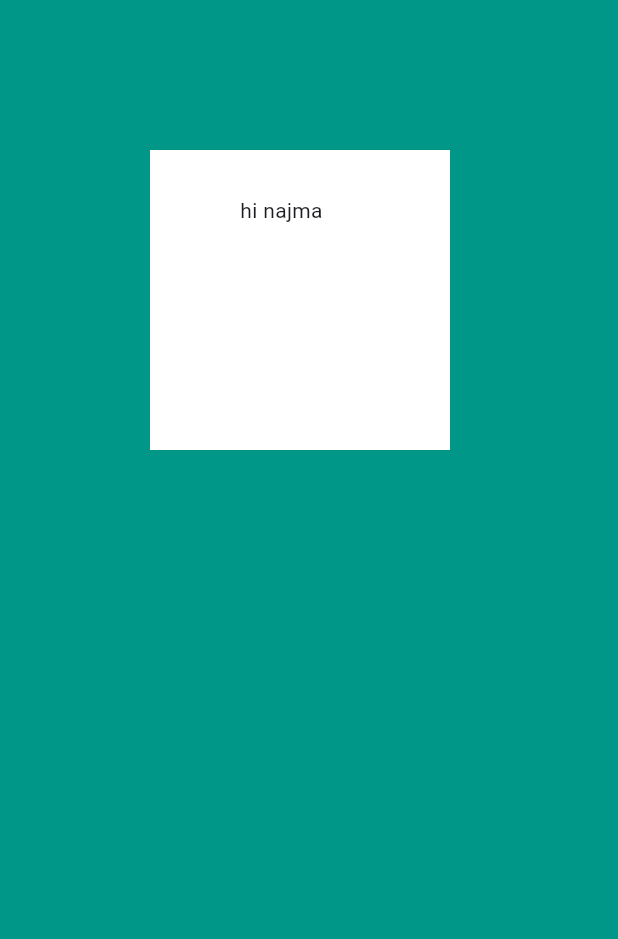
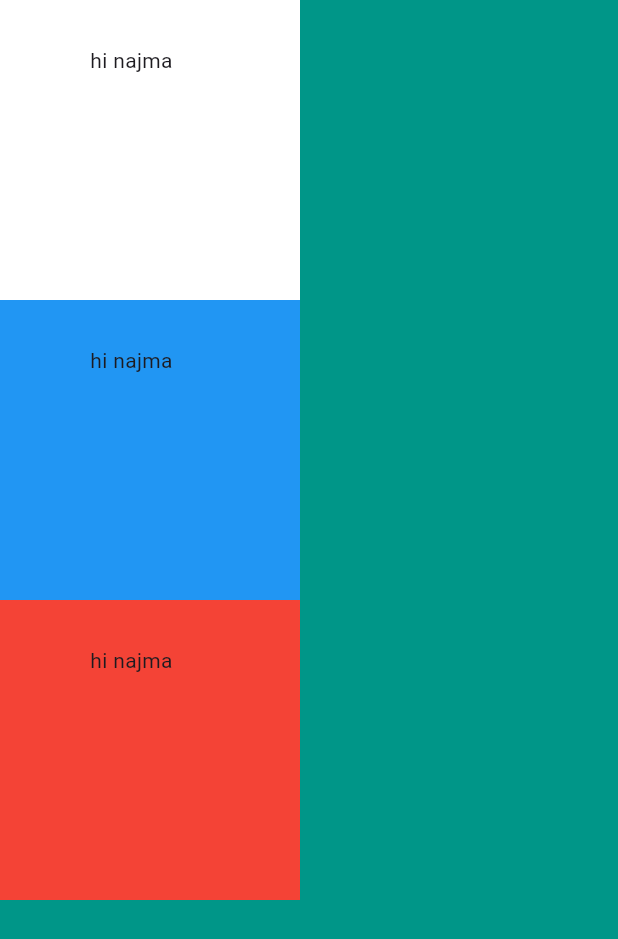
Before and after one commit to najmabashiir/mi_card_flutter, a Flutter app: the screen it shows after launch, on a phone screen of 412 x 824 dp. Shown: the top 939 px of the screen. Run offline on Flutter 3.47's test engine with Material 3 defaults, Android fonts, the phone set to English and light mode, and no system bars.

Commit message:
learn more containers as column
Signed-off-by: najmabashiir <najaxbashiirali>

```diff
--- a/lib/main.dart
+++ b/lib/main.dart
@@ -11,13 +11,15 @@ class myapp extends StatelessWidget {
       home: Scaffold(
         backgroundColor: Colors.teal,
         body:SafeArea(
-          child: Container(
+          child: Column(
+            children: [
+              Container(
                 width: 200.0,
                 height: 200.0,
                 // margin: EdgeInsets.all(200),
                 // margin: EdgeInsets.only(top: 100,left: 200),
                 // margin: EdgeInsets.symmetric(horizontal: 200,vertical: 200) ,
-            margin: EdgeInsets.fromLTRB(100,100,100,100),
+                // margin: EdgeInsets.fromLTRB(100,100,100,100),
                 // padding: EdgeInsets.all(50),
                 // padding: EdgeInsets.symmetric(vertical: 12,horizontal: 30),
                 // padding: EdgeInsets.only(top: 30 ,left: 30),
@@ -26,6 +28,41 @@ class myapp extends StatelessWidget {
 
                 child: Text("hi najma",),
               ),
+              Container(
+                width: 200.0,
+                height: 200.0,
+                // margin: EdgeInsets.all(200),
+                // margin: EdgeInsets.only(top: 100,left: 200),
+                // margin: EdgeInsets.symmetric(horizontal: 200,vertical: 200) ,
+                // margin: EdgeInsets.fromLTRB(100,100,100,100),
+                // padding: EdgeInsets.all(50),
+                // padding: EdgeInsets.symmetric(vertical: 12,horizontal: 30),
+                // padding: EdgeInsets.only(top: 30 ,left: 30),
+                padding: EdgeInsets.fromLTRB(60, 30, 60, 30),
+                color: Colors.blue,
+
+                child: Text("hi najma",),
+              ),
+              Container(
+                width: 200.0,
+                height: 200.0,
+                // margin: EdgeInsets.all(200),
+                // margin: EdgeInsets.only(top: 50,),
+                // margin: EdgeInsets.symmetric(horizontal: 200,vertical: 200) ,
+                // margin: EdgeInsets.fromLTRB(100,100,100,100),
+                // padding: EdgeInsets.all(50),
+                // padding: EdgeInsets.symmetric(vertical: 12,horizontal: 30),
+                // padding: EdgeInsets.only(top: 30 ,left: 30),
+                padding: EdgeInsets.fromLTRB(60, 30, 60, 30),
+                color: Colors.red,
+
+                child: Text("hi najma",),
+              ),
+
+
+
+            ],
+          ),
         ),
       ),
     );
```
Lines whose indentation alone changed are shown as unchanged.
